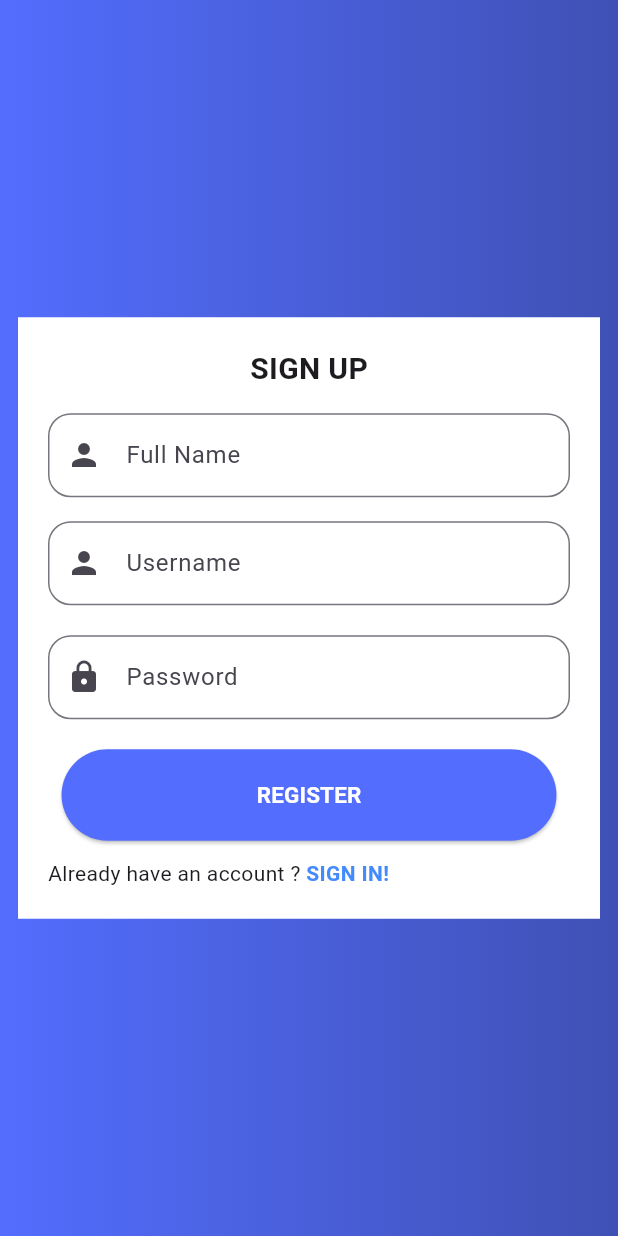
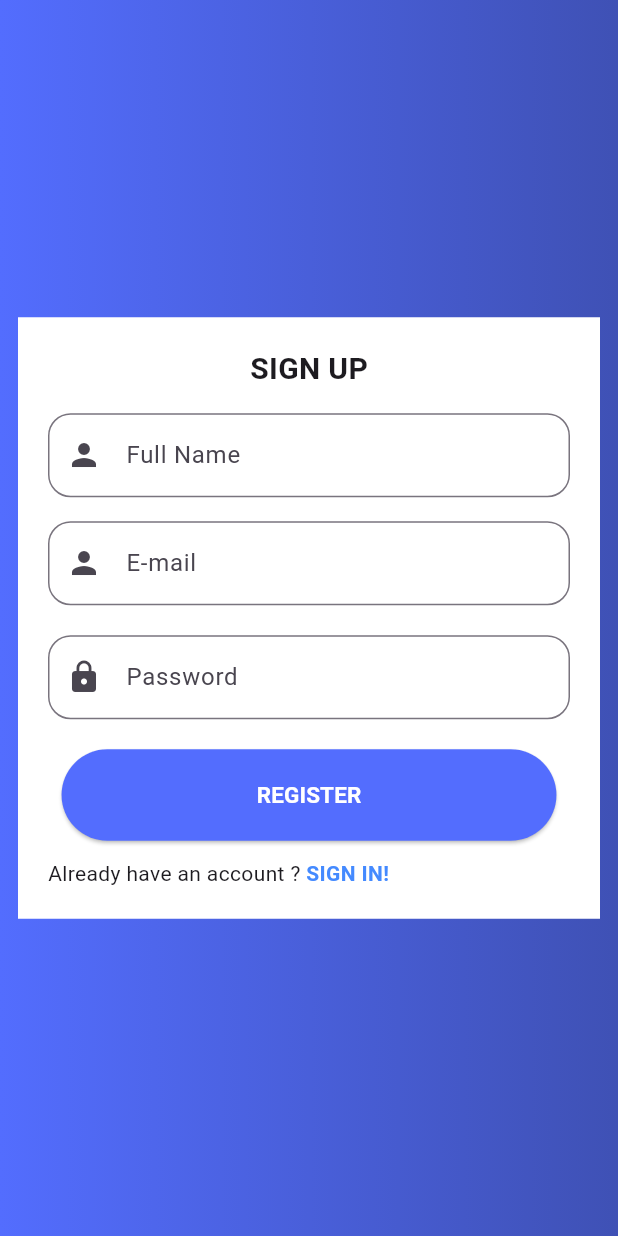
Before and after one commit to PurplishCode/todo-app, a Flutter app: the screen it shows after launch, after a tap on "REGISTER", on a phone screen of 412 x 824 dp. Run offline on Flutter 3.47's test engine with Material 3 defaults, Android fonts, the phone set to English and light mode, and no system bars; our stand-ins replace google_fonts, logger, shared_preferences; network calls fail; Roboto replaces fonts that are missing (Montserrat).

Commit message:
SIGN IN & SIGN UP finished.

```diff
--- a/lib/auth/screens/signup.dart
+++ b/lib/auth/screens/signup.dart
@@ -1,5 +1,7 @@
 import 'package:flutter/material.dart';
 import 'package:google_fonts/google_fonts.dart';
+import 'package:todoapp/auth/services/auth_service.dart';
+import 'package:todoapp/constants/utils/logger.dart';
 
 class SignUp extends StatefulWidget {
   const SignUp({super.key});
@@ -10,10 +12,107 @@ class SignUp extends StatefulWidget {
 }
 
 class _SignUpPage extends State<SignUp> {
+  TextEditingController emailController = TextEditingController();
+  TextEditingController passwordController = TextEditingController();
+  TextEditingController fullNameController = TextEditingController();
+
+  AuthService authService = AuthService();
+  void signUp(BuildContext context) {
+    var signUp = authService.signUpUser(context: context, fullName: fullNameController.text, email: emailController.text, password: passwordController.text);
+    if(signUp) {
+      AppLogger.logInfo("Succesfully registered!");
+    }
+  }
   @override
   Widget build(BuildContext context) {
-    return Scaffold(body: Container(decoration:BoxDecoration(gradient: LinearGradient(colors:[Colors.indigoAccent, Colors.indigo])), child: Center(child:
-    SingleChildScrollView(padding: EdgeInsets.all(12),child: Container(width:500,padding: EdgeInsets.all(20),decoration: BoxDecoration(color: Colors.white),child: Column(mainAxisAlignment: MainAxisAlignment.center,children: [Text("SIGN UP", style: TextStyle(fontSize: 20, fontFamily: "Montserrat", fontWeight: FontWeight.bold
-    )), SizedBox(height: 15),TextField(decoration: InputDecoration(labelText: "Full Name",prefixIcon: Icon(Icons.person), border: OutlineInputBorder(borderRadius: BorderRadius.circular(15))),),SizedBox(height:16), TextField(decoration: InputDecoration(labelText: "Username",prefixIcon: Icon(Icons.person), border: OutlineInputBorder(borderRadius: BorderRadius.circular(15))),), SizedBox(height: 20), TextField(obscureText: true,decoration: InputDecoration(labelText: "Password",prefixIcon: Icon(Icons.lock), border: OutlineInputBorder(borderRadius: BorderRadius.circular(15))),), SizedBox(height: 20,), ElevatedButton(onPressed: (){}, child: Text("REGISTER", style: TextStyle(fontWeight: FontWeight.bold, fontSize: 15, color: Colors.white)), style: ElevatedButton.styleFrom(padding: EdgeInsets.symmetric(vertical: 20, horizontal: 130), backgroundColor: Colors.indigoAccent),), SizedBox(height: 12,),Row(children: [Text("Already have an account ? "), GestureDetector(child: Text("SIGN IN!", style: TextStyle(color: Colors.blueAccent, fontWeight: FontWeight.bold),), onTap: (){Navigator.pushNamed(context, '/signin');},)],)]),))),),);
+    return Scaffold(
+      body: Container(
+        decoration: const BoxDecoration(
+            gradient:
+                LinearGradient(colors: [Colors.indigoAccent, Colors.indigo])),
+        child: Center(
+            child: SingleChildScrollView(
+                padding: const EdgeInsets.all(12),
+                child: Container(
+                  width: 500,
+                  padding: const EdgeInsets.all(20),
+                  decoration: const BoxDecoration(color: Colors.white),
+                  child: Column(
+                      mainAxisAlignment: MainAxisAlignment.center,
+                      children: [
+                        const Text("SIGN UP",
+                            style: TextStyle(
+                                fontSize: 20,
+                                fontFamily: "Montserrat",
+                                fontWeight: FontWeight.bold)),
+                        const SizedBox(height: 15),
+                        TextField(
+                          controller: fullNameController,
+                          keyboardType: TextInputType.text,
+                          decoration: InputDecoration(
+                              labelText: "Full Name",
+                              prefixIcon: const Icon(Icons.person),
+                              border: OutlineInputBorder(
+                                  borderRadius: BorderRadius.circular(15))),
+                        ),
+                        const SizedBox(height: 16),
+                        TextField(
+                          controller: emailController,
+                          keyboardType: TextInputType.text,
+                          decoration: InputDecoration(
+                              labelText: "E-mail",
+                              prefixIcon: const Icon(Icons.person),
+                              border: OutlineInputBorder(
+                                  borderRadius: BorderRadius.circular(15))),
+                        ),
+                        const SizedBox(height: 20),
+                        TextField(
+                          controller: passwordController,
+                          keyboardType: TextInputType.text,
+                          obscureText: true,
+                          decoration: InputDecoration(
+                              labelText: "Password",
+                              prefixIcon: const Icon(Icons.lock),
+                              border: OutlineInputBorder(
+                                  borderRadius: BorderRadius.circular(15))),
+                        ),
+                        const SizedBox(
+                          height: 20,
+                        ),
+                        ElevatedButton(
+                          onPressed: () {signUp(context);},
+                          style: ElevatedButton.styleFrom(
+                              padding: const EdgeInsets.symmetric(
+                                  vertical: 20, horizontal: 130),
+                              backgroundColor: Colors.indigoAccent),
+                          child: Text("REGISTER",
+                              style: TextStyle(
+                                  fontWeight: FontWeight.bold,
+                                  fontSize: 15,
+                                  color: Colors.white)),
+                        ),
+                        const SizedBox(
+                          height: 12,
+                        ),
+                        Row(
+                          children: [
+                            const Text("Already have an account ? "),
+                            GestureDetector(
+                              child: const Text(
+                                "SIGN IN!",
+                                style: TextStyle(
+                                    color: Colors.blueAccent,
+                                    fontWeight: FontWeight.bold),
+                              ),
+                              onTap: () {
+                                Navigator.pushNamed(context, '/signin');
+                              },
+                            )
+                          ],
+                        )
+                      ]),
+                ))),
+      ),
+    );
   }
 }
--- /dev/null
+++ b/lib/auth/services/auth_service.dart
@@ -0,0 +1,70 @@
+import 'dart:convert';
+
+import 'package:flutter/material.dart';
+import 'package:http/http.dart' as http;
+import  'package:provider/provider.dart';
+import 'package:shared_preferences/shared_preferences.dart';
+import 'package:todoapp/auth/screens/signin.dart';
+import 'package:todoapp/constants/utils/logger.dart';
+import 'package:todoapp/constants/utils/tools.dart';
+import 'package:todoapp/home/home_screen.dart';
+
+import '../../providers/user_provider.dart';
+class AuthService {
+  signUpUser({required BuildContext context, required String fullName, required String email, required String password}) async {
+    try {
+      final client = http.Client();
+      var userProvider = Provider.of<UserProvider>(context, listen: false);
+      var navigator = Navigator.of(context);
+      var signUpUri = '$baseUrl/api/signup';
+
+      http.Response response = await client.post(Uri.parse(signUpUri), body: jsonEncode({'full_name': fullName, 'email': email, 'password': password}), headers: <String, String>{"Content-Type":"application/json;charset=utf-8"});
+      httpErrorHandler(response: response, context: context, onSuccess: () async {
+        userProvider.setUser(response.body);
+        showSnackBar(context, "Succesfully created an account!");
+        AppLogger.logInfo(response.body);
+        navigator.pushAndRemoveUntil(MaterialPageRoute(builder: (ctx) => SignIn()), (route) => false);
+      });
+    } catch(e){
+      AppLogger.logError('$e');
+    }
+  }
+
+  signInUser({required BuildContext context, required String email, required String password}) async {
+try {
+final client = http.Client();
+var userProvider = Provider.of<UserProvider>(context, listen: false);
+final navigator = Navigator.of(context);
+
+// API endpoint for POST (login) to Express.
+const loginUri = '$baseUrl/api/signin';
+
+http.Response response = await client.post(Uri.parse(loginUri), body: jsonEncode({'email':email,'password':password}),headers: <String, String>{'Content-Type':'application/json; charset=utf-8'});
+httpErrorHandler(response: response, context: context, onSuccess: () async {
+  SharedPreferences prefs = await SharedPreferences.getInstance();
+  userProvider.setUser(response.body);
+
+  await prefs.setString('x-auth-token', jsonDecode(response.body)['token']);
+  showSnackBar(context, "Succesfully logged in!");
+  navigator.pushAndRemoveUntil(MaterialPageRoute(builder: (context) => const Base()), (route) => false);
+
+});
+
+  }catch(e){
+    rethrow;
+  }
+}
+
+  void signOut(BuildContext context) async {
+    try {
+      SharedPreferences prefs = await SharedPreferences.getInstance();
+      prefs.remove('x-auth-token');
+      final navigator = Navigator.of(context);
+      showSnackBar(context, "Succesfully logged out.");
+      navigator.pushAndRemoveUntil(MaterialPageRoute(builder: (ctx) => const SignIn()), (route) => false);
+
+}catch(e){
+  rethrow;
+}
+  }
+}
--- a/lib/routes.dart
+++ b/lib/routes.dart
@@ -10,7 +10,7 @@ Route<void> generateRoutes(RouteSettings routeSettings) {
     case(SignUp.screenName): return _pageRoutes(routesName: '/signup', routesView: const SignUp());
     break;
     // Add more cases correspondingly.
-    default: return MaterialPageRoute(builder: (context) => Scaffold(body: Center(child: Text("404 Not Found", style: TextStyle(fontWeight: FontWeight.bold, fontSize: 30),),),));
+    default: return MaterialPageRoute(builder: (context) => const Scaffold(body: Center(child: Text("404 Not Found", style: TextStyle(fontWeight: FontWeight.bold, fontSize: 30),),),));
   }
 
 }
```
Also changed, not shown: lib/auth/screens/signin.dart (+21 -3 lines).
